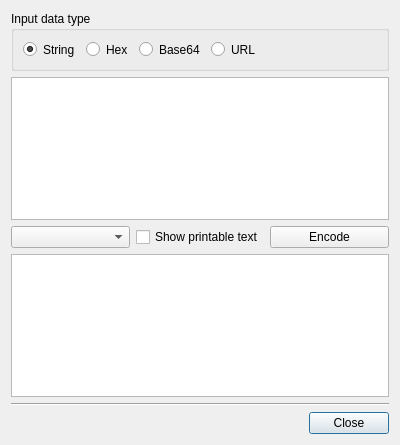
First picture: the form in BerEditor/data_encoder_dlg.ui, repository jykim74/BerEditor, before the edit.
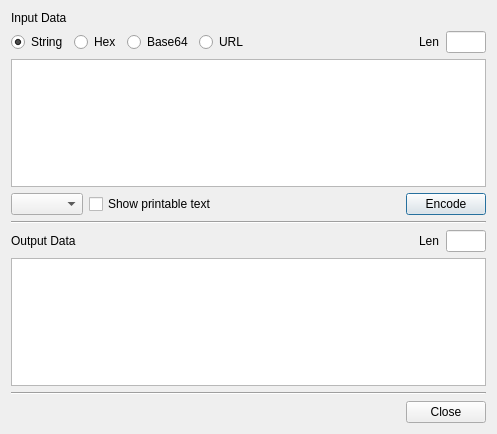
Second picture: the form after the edit.

Diff of the .ui file:
```diff
--- a/BerEditor/data_encoder_dlg.ui
+++ b/BerEditor/data_encoder_dlg.ui
@@ -6,15 +6,62 @@
    <rect>
     <x>0</x>
     <y>0</y>
-    <width>400</width>
-    <height>445</height>
+    <width>497</width>
+    <height>434</height>
    </rect>
   </property>
   <property name="windowTitle">
    <string>Data encoder</string>
   </property>
   <layout class="QGridLayout" name="gridLayout">
-   <item row="5" column="0">
+   <item row="3" column="0">
+    <layout class="QHBoxLayout" name="horizontalLayout">
+     <property name="topMargin">
+      <number>0</number>
+     </property>
+     <item>
+      <widget class="QComboBox" name="mOutputTypeCombo"/>
+     </item>
+     <item>
+      <widget class="QCheckBox" name="mShowPrintTextCheck">
+       <property name="text">
+        <string>Show printable text</string>
+       </property>
+      </widget>
+     </item>
+     <item>
+      <spacer name="horizontalSpacer_4">
+       <property name="orientation">
+        <enum>Qt::Horizontal</enum>
+       </property>
+       <property name="sizeHint" stdset="0">
+        <size>
+         <width>40</width>
+         <height>20</height>
+        </size>
+       </property>
+      </spacer>
+     </item>
+     <item>
+      <widget class="QPushButton" name="mEncodeBtn">
+       <property name="text">
+        <string>Encode</string>
+       </property>
+      </widget>
+     </item>
+    </layout>
+   </item>
+   <item row="2" column="0">
+    <widget class="QPlainTextEdit" name="mInputText"/>
+   </item>
+   <item row="7" column="0">
+    <widget class="Line" name="line">
+     <property name="orientation">
+      <enum>Qt::Horizontal</enum>
+     </property>
+    </widget>
+   </item>
+   <item row="8" column="0">
     <layout class="QGridLayout" name="gridLayout_2">
      <property name="topMargin">
       <number>0</number>
@@ -41,101 +88,148 @@
      </item>
     </layout>
    </item>
+   <item row="5" column="0">
+    <layout class="QGridLayout" name="gridLayout_3">
+     <property name="topMargin">
+      <number>0</number>
+     </property>
+     <item row="0" column="1">
+      <spacer name="horizontalSpacer_3">
+       <property name="orientation">
+        <enum>Qt::Horizontal</enum>
+       </property>
+       <property name="sizeHint" stdset="0">
+        <size>
+         <width>40</width>
+         <height>20</height>
+        </size>
+       </property>
+      </spacer>
+     </item>
    <item row="0" column="0">
-    <widget class="QGroupBox" name="groupBox">
+      <widget class="QLabel" name="label_2">
+       <property name="text">
+        <string>Output Data</string>
+       </property>
+      </widget>
+     </item>
+     <item row="0" column="3">
+      <widget class="QLineEdit" name="mOutputLenText">
      <property name="minimumSize">
       <size>
-       <width>0</width>
-       <height>60</height>
-      </size>
-     </property>
-     <property name="title">
-      <string>Input data type</string>
-     </property>
-     <layout class="QHBoxLayout" name="horizontalLayout_3">
-      <item>
-       <layout class="QHBoxLayout" name="horizontalLayout_2">
-        <item>
-         <widget class="QRadioButton" name="mInputTypeStringBtn">
-          <property name="text">
-           <string>String</string>
-          </property>
-          <property name="checked">
+         <width>40</width>
+         <height>0</height>
+        </size>
+       </property>
+       <property name="maximumSize">
+        <size>
+         <width>40</width>
+         <height>16777215</height>
+        </size>
+       </property>
+       <property name="readOnly">
            <bool>true</bool>
           </property>
          </widget>
         </item>
-        <item>
-         <widget class="QRadioButton" name="mInputTypeHexBtn">
+     <item row="0" column="2">
+      <widget class="QLabel" name="label_4">
           <property name="text">
-           <string>Hex</string>
+        <string>Len</string>
           </property>
          </widget>
         </item>
-        <item>
+    </layout>
+   </item>
+   <item row="0" column="0">
+    <widget class="QLabel" name="label">
+     <property name="text">
+      <string>Input Data</string>
+     </property>
+    </widget>
+   </item>
+   <item row="6" column="0">
+    <widget class="QPlainTextEdit" name="mOutputText"/>
+   </item>
+   <item row="1" column="0">
+    <layout class="QGridLayout" name="gridLayout_4">
+     <property name="topMargin">
+      <number>0</number>
+     </property>
+     <item row="0" column="2">
          <widget class="QRadioButton" name="mInputTypeBase64Btn">
           <property name="text">
            <string>Base64</string>
           </property>
          </widget>
         </item>
-        <item>
+     <item row="0" column="1">
+      <widget class="QRadioButton" name="mInputTypeHexBtn">
+       <property name="text">
+        <string>Hex</string>
+       </property>
+      </widget>
+     </item>
+     <item row="0" column="6">
+      <widget class="QLineEdit" name="mInputLenText">
+       <property name="minimumSize">
+        <size>
+         <width>40</width>
+         <height>0</height>
+        </size>
+       </property>
+       <property name="maximumSize">
+        <size>
+         <width>40</width>
+         <height>16777215</height>
+        </size>
+       </property>
+       <property name="readOnly">
+        <bool>true</bool>
+       </property>
+      </widget>
+     </item>
+     <item row="0" column="4">
+      <spacer name="horizontalSpacer">
+       <property name="orientation">
+        <enum>Qt::Horizontal</enum>
+       </property>
+       <property name="sizeHint" stdset="0">
+        <size>
+         <width>40</width>
+         <height>20</height>
+        </size>
+       </property>
+      </spacer>
+     </item>
+     <item row="0" column="3">
          <widget class="QRadioButton" name="mInputTypeURL">
           <property name="text">
            <string>URL</string>
           </property>
          </widget>
         </item>
-        <item>
-         <spacer name="horizontalSpacer">
-          <property name="orientation">
-           <enum>Qt::Horizontal</enum>
-          </property>
-          <property name="sizeHint" stdset="0">
-           <size>
-            <width>40</width>
-            <height>20</height>
-           </size>
-          </property>
-         </spacer>
-        </item>
-       </layout>
-      </item>
-     </layout>
-    </widget>
-   </item>
-   <item row="1" column="0">
-    <widget class="QPlainTextEdit" name="mInputTextEdit"/>
-   </item>
-   <item row="2" column="0">
-    <layout class="QHBoxLayout" name="horizontalLayout">
-     <property name="topMargin">
-      <number>0</number>
-     </property>
-     <item>
-      <widget class="QComboBox" name="mOutputTypeCombo"/>
-     </item>
-     <item>
-      <widget class="QCheckBox" name="mShowPrintTextCheck">
+     <item row="0" column="0">
+      <widget class="QRadioButton" name="mInputTypeStringBtn">
+       <property name="text">
+        <string>String</string>
+       </property>
+       <property name="checked">
+        <bool>true</bool>
+       </property>
+      </widget>
+     </item>
+     <item row="0" column="5">
+      <widget class="QLabel" name="label_3">
        <property name="text">
-        <string>Show printable text</string>
+        <string>Len</string>
        </property>
       </widget>
      </item>
-     <item>
-      <widget class="QPushButton" name="mEncodeBtn">
-       <property name="text">
-        <string>Encode</string>
-       </property>
-      </widget>
-     </item>
     </layout>
    </item>
-   <item row="3" column="0">
-    <widget class="QPlainTextEdit" name="mOutputTextEdit"/>
-   </item>
    <item row="4" column="0">
-    <widget class="Line" name="line">
+    <widget class="Line" name="line_2">
      <property name="orientation">
       <enum>Qt::Horizontal</enum>
      </property>
```
Left out of the diff: 6 changed lines with no effect on the pictures. Lines whose indentation alone changed are shown as unchanged.
